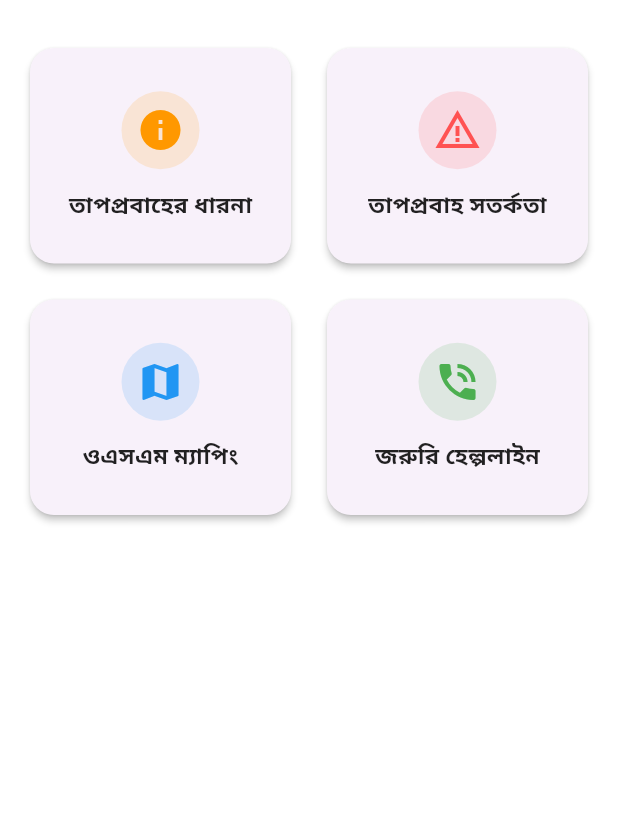
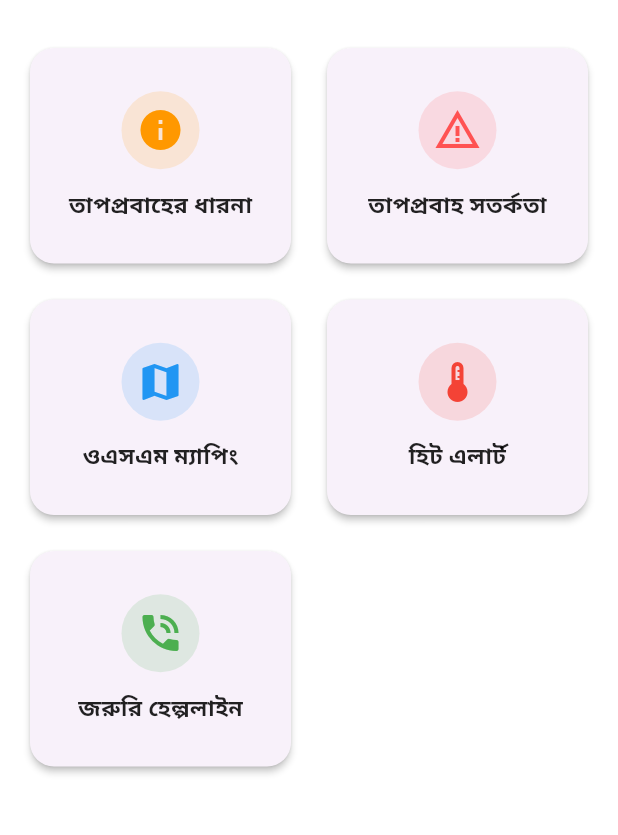
Before and after one commit to abuubaida921/taposurakkha, a Flutter app: the screen it shows after launch, on a phone screen of 412 x 824 dp, the part 84-919 px from its top. Run offline on Flutter 3.47's test engine with Material 3 defaults, Android fonts, the phone set to English and light mode, and no system bars; our stand-ins replace fluttertoast, get, shared_preferences.

Commit message:
Heat alert Icon added

```diff
--- a/lib/modules/dashboard/dashboard_view.dart
+++ b/lib/modules/dashboard/dashboard_view.dart
@@ -283,6 +283,12 @@ class _DashboardViewState extends State<DashboardView> {
                     onTap: () => Get.toNamed('/osm_mapping'),
                   ),
                   _FeatureCard(
+                    icon: Icons.thermostat,
+                    color: Colors.red,
+                    title: 'হিট এলার্ট',
+                    onTap: () => Get.toNamed('/osm_mapping'),
+                  ),
+                  _FeatureCard(
                     icon: Icons.phone_in_talk,
                     color: Colors.green,
                     title: 'জরুরি হেল্পলাইন',
```
